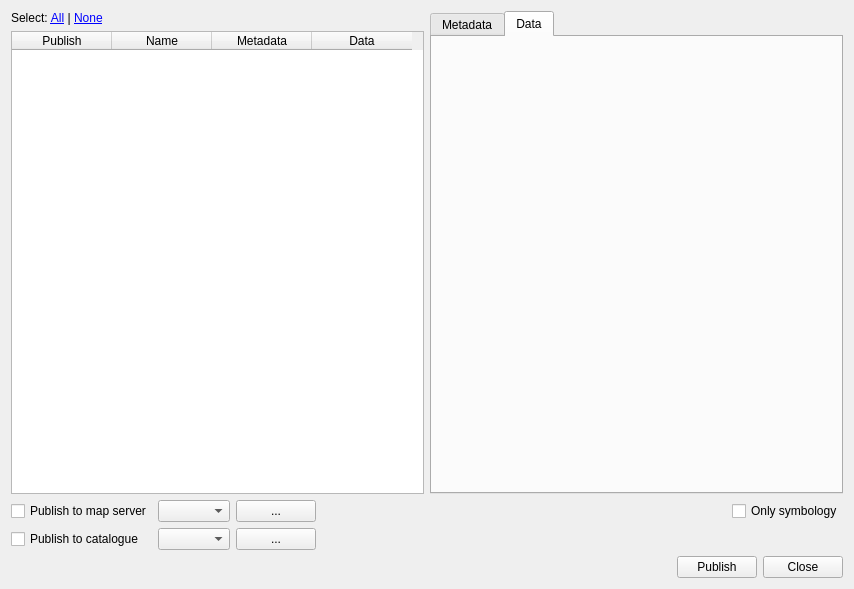
GeoCat/qgis-bridge-plugin, file geocatbridge/ui/geocatbridgedialog.ui: the form before one commit.
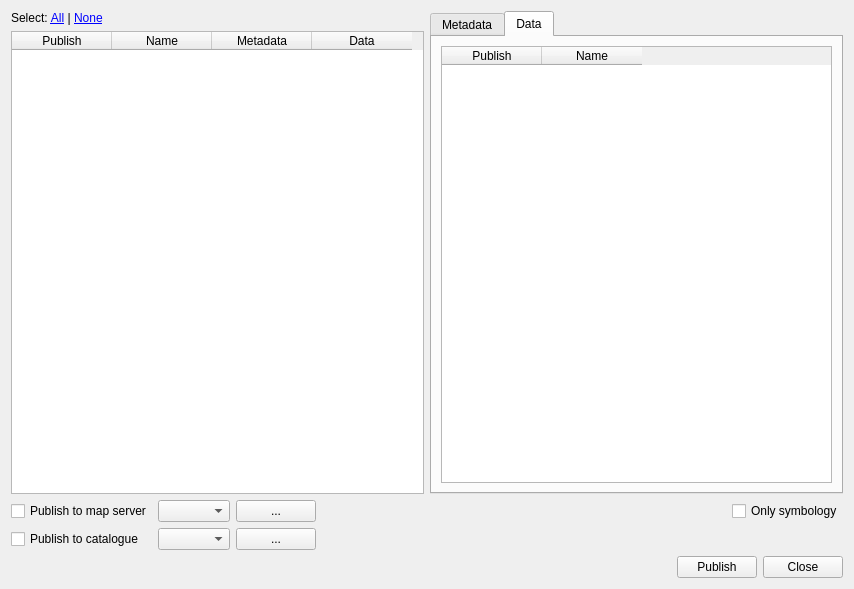
The form after the commit. The open tabs and pages were chosen to show the change.

```diff
--- a/geocatbridge/ui/geocatbridgedialog.ui
+++ b/geocatbridge/ui/geocatbridgedialog.ui
@@ -117,6 +117,22 @@
         <attribute name="title">
          <string>Data</string>
         </attribute>
+        <layout class="QHBoxLayout" name="horizontalLayout_4">
+         <item>
+          <widget class="QTableWidget" name="tableFields">
+           <column>
+            <property name="text">
+             <string>Publish</string>
+            </property>
+           </column>
+           <column>
+            <property name="text">
+             <string>Name</string>
+            </property>
+           </column>
+          </widget>
+         </item>
+        </layout>
        </widget>
       </widget>
      </item>
```
Left out of the diff: 9 changed lines with no effect on the pictures.
